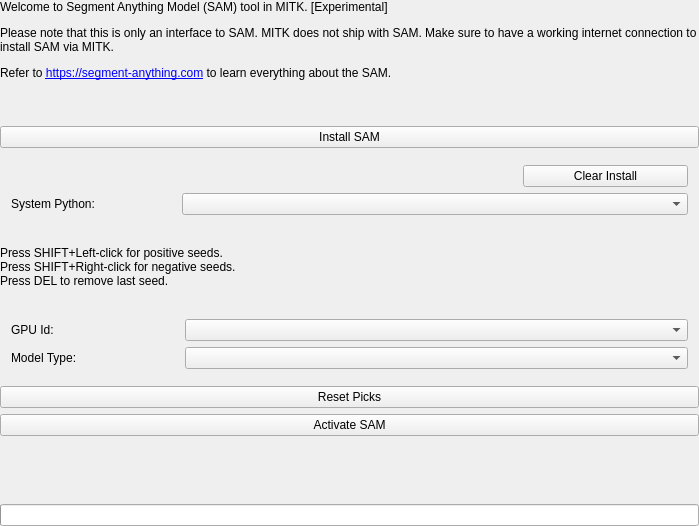
First picture: the form in Modules/SegmentationUI/Qmitk/QmitkSegmentAnythingGUIControls.ui, repository MITK/MITK, before the edit.
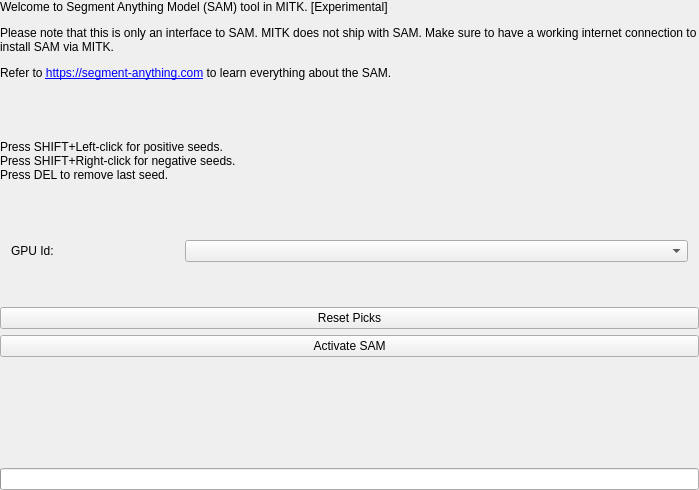
Second picture: the form after the edit. Custom widgets are drawn as their Qt base class.

Commit message: Code cleanup: Installer & model selection not part of SAM GUI anymore

What changed in the file:
```diff
--- a/Modules/SegmentationUI/Qmitk/QmitkSegmentAnythingGUIControls.ui
+++ b/Modules/SegmentationUI/Qmitk/QmitkSegmentAnythingGUIControls.ui
@@ -66,107 +66,7 @@
        </property>
       </widget>
      </item>
-
-     <item row="1" column="0" colspan="4">
-      <widget class="QPushButton" name="installButton">
-       <property name="sizePolicy">
-        <sizepolicy hsizetype="Minimum" vsizetype="Fixed">
-         <horstretch>0</horstretch>
-         <verstretch>0</verstretch>
-        </sizepolicy>
-       </property>
-       <property name="maximumSize">
-        <size>
-         <width>100000</width>
-         <height>16777215</height>
-        </size>
-       </property>
-       <property name="text">
-        <string>Install SAM</string>
-       </property>
-      </widget>
-     </item>
-
-     <item row="2" column="0" colspan="4">
-      <widget class="ctkCollapsibleGroupBox" name="installGroupBox" native="true">
-       <property name="minimumSize">
-        <size>
-         <width>0</width>
-         <height>0</height>
-        </size>
-       </property>
-       <property name="title" stdset="0">
-        <string>Install Options</string>
-       </property>
-       <property name="flat" stdset="0">
-        <bool>true</bool>
-       </property>
-       <property name="collapsedHeight" stdset="0">
-        <number>5</number>
-       </property>
-       <property name="collapsed" stdset="0">
-        <bool>true</bool>
-       </property>
-       <layout class="QVBoxLayout" name="verticalLayout_0">
-        <item>
-         <layout class="QGridLayout" name="_1">
-          <property name="leftMargin">
-           <number>0</number>
-          </property>
-          <property name="topMargin">
-           <number>0</number>
-          </property>
-          <property name="rightMargin">
-           <number>0</number>
-          </property>
-          <property name="bottomMargin">
-           <number>0</number>
-          </property>
-          <property name="spacing">
-           <number>6</number>
-          </property>
-          <item row="1" column="1" colspan="3">
-           <widget class="ctkComboBox" name="sysPythonComboBox"/>
-          </item>
-          <item row="1" column="0">
-           <widget class="QLabel" name="sysPythonLabel">
-            <property name="sizePolicy">
-             <sizepolicy hsizetype="Preferred" vsizetype="Preferred">
-              <horstretch>0</horstretch>
-              <verstretch>0</verstretch>
-             </sizepolicy>
-            </property>
-            <property name="text">
-             <string>System Python:</string>
-            </property>
-           </widget>
-          </item>
-          <item row="0" column="3">
-           <widget class="QPushButton" name="clearButton">
-            <property name="sizePolicy">
-             <sizepolicy hsizetype="Minimum" vsizetype="Fixed">
-              <horstretch>0</horstretch>
-              <verstretch>0</verstretch>
-             </sizepolicy>
-            </property>
-            <property name="maximumSize">
-             <size>
-              <width>100000</width>
-              <height>16777215</height>
-             </size>
-            </property>
-            <property name="text">
-             <string>Clear Install</string>
-            </property>
-           </widget>
-          </item>
-         </layout>
-        </item>
-       </layout>
-      </widget>
-     </item>
-
-     <item row="4" column="0">
+     <item row="1" column="0">
       <widget class="QLabel" name="instructLabel">
        <property name="sizePolicy">
         <sizepolicy hsizetype="Preferred" vsizetype="Preferred">
@@ -240,22 +140,6 @@
         <item row="0" column="1" colspan="3">
          <widget class="ctkComboBox" name="gpuComboBox"/>
         </item>
-        <item row="1" column="0">
-         <widget class="QLabel" name="modelTypeLabel">
-          <property name="sizePolicy">
-           <sizepolicy hsizetype="Preferred" vsizetype="Preferred">
-            <horstretch>0</horstretch>
-            <verstretch>0</verstretch>
-           </sizepolicy>
-          </property>
-          <property name="text">
-           <string>Model Type:</string>
-          </property>
-         </widget>
-        </item>
-        <item row="1" column="1" colspan="3">
-         <widget class="ctkComboBox" name="modelTypeComboBox"/>
-        </item>   
 		
        </layout>
       </item>
```
Left out of the diff: 2 changed lines with no effect on the pictures. The commit also changes 5 other files.
